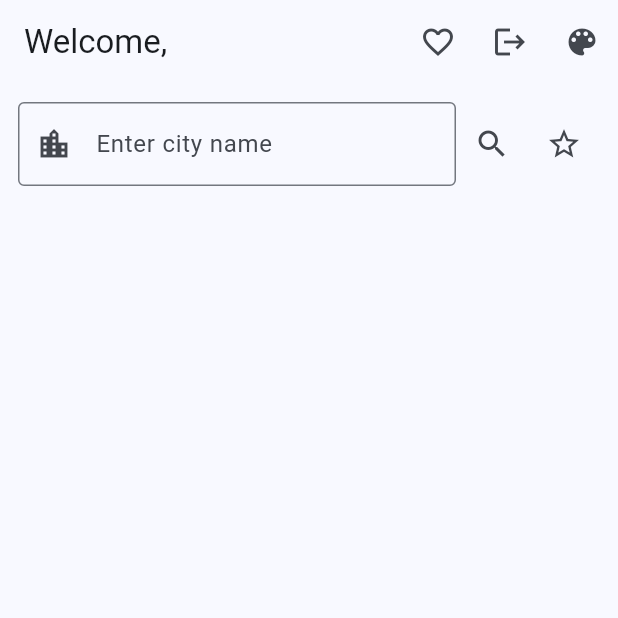
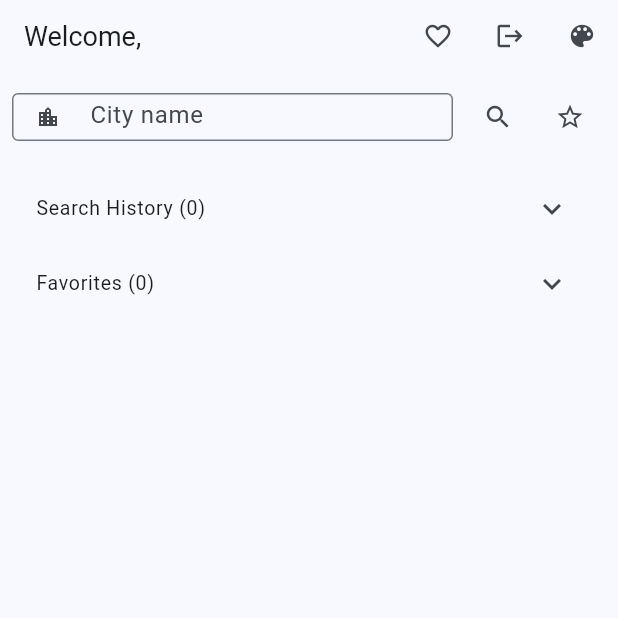
Before and after one commit to Cyril2004-crypto/flutter-weather-app, a Flutter app: the WeatherScreen screen opened directly with empty values, on a phone screen of 412 x 824 dp, the top half of it. Run offline on Flutter 3.47's test engine with Material 3 defaults, Android fonts, the phone set to English and light mode, and no system bars; our stand-ins replace shared_preferences; accounts and stored records are empty.

Commit message:
Tighten layout and fix forecast overflow in weather_screen.dart

```diff
--- a/lib/screens/weather_screen.dart
+++ b/lib/screens/weather_screen.dart
@@ -2,7 +2,7 @@ import 'package:flutter/material.dart';
 import 'package:shared_preferences/shared_preferences.dart';
 import '../services/weather_service.dart';
 import '../models/weather_model.dart';
-import '../models/forecast_model.dart'; // new import
+import '../models/daily_summary.dart'; // <--- use DailySummary
 
 class WeatherScreen extends StatefulWidget {
   final String username;
@@ -24,7 +24,7 @@ class _WeatherScreenState extends State<WeatherScreen> {
   final WeatherService _service = WeatherService();
   final TextEditingController _searchController = TextEditingController();
   WeatherModel? _weather;
-  List<DailyForecast> _forecast = [];
+  List<DailySummary> _daily = [];
   List<String> _favorites = [];
   List<String> _history = [];
 
@@ -77,80 +77,91 @@ class _WeatherScreenState extends State<WeatherScreen> {
     if (result != null) {
       setState(() {
         _weather = result;
-        _forecast = [];
+        _daily = []; // clear previous aggregated forecast
       });
       await _addToHistory(city);
 
-      // fetch forecast by coordinates if available
+      // fetch 5-day aggregated forecast (uses /data/2.5/forecast)
       try {
-        final lat = _weather!.coord.lat;
-        final lon = _weather!.coord.lon;
-        final fc = await _service.get10DayForecast(lat, lon);
-        setState(() => _forecast = fc);
+        final agg = await _service.get5DayAggregated(city);
+        setState(() => _daily = agg);
       } catch (e) {
-        // ignore missing coord
+        // ignore forecast errors
       }
     } else {
       ScaffoldMessenger.of(context).showSnackBar(const SnackBar(content: Text('Could not fetch weather')));
     }
   }
 
-  String _formatDate(int ts) {
-    final dt = DateTime.fromMillisecondsSinceEpoch(ts * 1000);
-    return '${dt.month}/${dt.day}';
+  String _formatDateFromDate(DateTime d) {
+    return '${d.month}/${d.day}';
   }
 
   @override
   Widget build(BuildContext context) {
+    final theme = Theme.of(context);
+
+    // smaller bottomPad to avoid overflow; keeps keyboard inset if present
+    // use only viewInsets bottom plus a small margin (avoid double-counting safe area)
+    final double bottomPad = MediaQuery.of(context).viewInsets.bottom + 8;
+
+    // adaptively tighten some sizes on short windows
+    final double availHeight = MediaQuery.of(context).size.height;
+    final bool compact = availHeight < 700;
+
     return Scaffold(
       appBar: AppBar(
-        title: Text('Welcome, ${widget.username}'),
+        toolbarHeight: compact ? 44 : 48, // slightly smaller on compact
+        title: Text('Welcome, ${widget.username}', style: TextStyle(fontSize: compact ? 16 : 18)),
         actions: [
           IconButton(
-            icon: const Icon(Icons.favorite_border),
-            onPressed: () {
-              showModalBottomSheet(context: context, builder: (_) => _buildFavoritesSheet());
-            },
+            icon: const Icon(Icons.favorite_border, size: 20),
+            onPressed: () => showModalBottomSheet(context: context, builder: (_) => _buildFavoritesSheet()),
           ),
           IconButton(
-            icon: const Icon(Icons.logout),
-            onPressed: () async {
-              await widget.onLogout();
-            },
+            icon: const Icon(Icons.logout, size: 20),
+            onPressed: () async => await widget.onLogout(),
           ),
           IconButton(
-            icon: const Icon(Icons.color_lens),
+            icon: const Icon(Icons.color_lens, size: 20),
             onPressed: widget.toggleTheme,
           ),
         ],
       ),
-      body: Padding(
-        padding: const EdgeInsets.all(12),
-        child: Column(
+      body: SafeArea(
+        // ListView handles available viewport better and prevents bottom overflow
+        child: ListView(
+          padding: EdgeInsets.fromLTRB(8, 6, 8, bottomPad),
           children: [
-            // Search field
+            // SEARCH ROW (more compact)
             Row(
               children: [
                 Expanded(
+                  child: SizedBox(
+                    height: compact ? 28 : 32,
                     child: TextField(
                       controller: _searchController,
                       decoration: const InputDecoration(
-                      prefixIcon: Icon(Icons.location_city),
-                      hintText: 'Enter city name',
+                        prefixIcon: Icon(Icons.location_city, size: 16),
+                        hintText: 'City name',
+                        isDense: true,
+                        contentPadding: EdgeInsets.symmetric(vertical: 6, horizontal: 8),
                         border: OutlineInputBorder(),
                       ),
                       onSubmitted: (v) => _searchWeather(v.trim()),
                     ),
                   ),
+                ),
+                const SizedBox(width: 6),
                 IconButton(
-                  icon: const Icon(Icons.search),
+                  icon: const Icon(Icons.search, size: 20),
                   onPressed: () {
                     final city = _searchController.text.trim();
                     if (city.isNotEmpty) _searchWeather(city);
                   },
                 ),
                 IconButton(
-                  icon: Icon(_favorites.contains(_searchController.text.trim()) ? Icons.star : Icons.star_border),
+                  icon: Icon(_favorites.contains(_searchController.text.trim()) ? Icons.star : Icons.star_border, size: 20),
                   onPressed: () {
                     final city = _searchController.text.trim();
                     if (city.isNotEmpty) _toggleFavorite(city);
@@ -159,148 +170,105 @@ class _WeatherScreenState extends State<WeatherScreen> {
               ],
             ),
 
-            const SizedBox(height: 18),
+            const SizedBox(height: 6),
 
-            // Current weather display and details
+            // CURRENT WEATHER (compact)
             if (_weather != null) ...[
-              Text('${_weather!.main.temp.round()}°C', style: Theme.of(context).textTheme.displaySmall),
-              Text(_weather!.weather.first.description.toUpperCase(), style: Theme.of(context).textTheme.titleMedium),
-              const SizedBox(height: 12),
-              Card(
-                elevation: 2,
-                shape: RoundedRectangleBorder(borderRadius: BorderRadius.circular(12)),
-                child: Padding(
-                  padding: const EdgeInsets.all(12),
-                  child: Row(
-                    mainAxisAlignment: MainAxisAlignment.spaceAround,
+              Text('${_weather!.main.temp.round()}°C',
+                  style: theme.textTheme.headlineMedium?.copyWith(fontSize: compact ? 20 : 24)),
+              const SizedBox(height: 2),
+              Text(_weather!.weather.first.description.toUpperCase(), style: theme.textTheme.bodySmall),
+              const SizedBox(height: 6),
+
+              // compact stats grid (3 columns) — denser
+              GridView.count(
+                crossAxisCount: 3,
+                crossAxisSpacing: 6,
+                mainAxisSpacing: 0, // tighten rows
+                shrinkWrap: true,
+                physics: const NeverScrollableScrollPhysics(),
+                childAspectRatio: compact ? 4.5 : 4.2, // increase ratio to reduce cell height
                 children: [
-                      _statItem(Icons.thermostat, 'Min/Max', '${_weather!.main.tempMin.round()}°C / ${_weather!.main.tempMax.round()}°C'),
-                      _statItem(Icons.water_drop, 'Humidity', '${_weather!.main.humidity}%'),
-                      _statItem(Icons.compress, 'Pressure', '${_weather!.main.pressure} hPa'),
+                  _smallStat(Icons.thermostat, 'Min/Max', '${_weather!.main.tempMin.round()}° / ${_weather!.main.tempMax.round()}°'),
+                  _smallStat(Icons.water_drop, 'Humidity', '${_weather!.main.humidity}%'),
+                  _smallStat(Icons.compress, 'Pressure', '${_weather!.main.pressure} hPa'),
+                  _smallStat(Icons.air, 'Wind', '${_weather!.wind.speed} m/s'),
+                  _smallStat(Icons.cloud, 'Clouds', '${_weather!.clouds.all}%'),
+                  _smallStat(Icons.location_on, 'Coords', '${_weather!.coord.lat.toStringAsFixed(2)}, ${_weather!.coord.lon.toStringAsFixed(2)}'),
                 ],
               ),
-                ),
-              ),
-              const SizedBox(height: 8),
-              Card(
-                elevation: 2,
-                shape: RoundedRectangleBorder(borderRadius: BorderRadius.circular(12)),
-                child: Padding(
-                  padding: const EdgeInsets.all(12),
-                  child: Row(
-                    mainAxisAlignment: MainAxisAlignment.spaceAround,
+              const SizedBox(height: 4),
+            ],
+
+            // FORECAST — collapsed summary (tap to expand)
+            if (_daily.isNotEmpty)
+              ExpansionTile(
+                title: Row(
+                  mainAxisAlignment: MainAxisAlignment.spaceBetween,
                   children: [
-                      _statItem(Icons.air, 'Wind', '${_weather!.wind.speed} m/s'),
-                      _statItem(Icons.cloud, 'Clouds', '${_weather!.clouds.all}%'),
-                      _statItem(Icons.location_on, 'Coords', '${_weather!.coord.lat.toStringAsFixed(2)}, ${_weather!.coord.lon.toStringAsFixed(2)}'),
+                    const Text('5-day Forecast', style: TextStyle(fontWeight: FontWeight.w600)),
+                    Text('${_daily.length} days', style: theme.textTheme.bodySmall),
                   ],
                 ),
-                ),
-              ),
-            ] else
-              const SizedBox(),
-
-            const SizedBox(height: 14),
-
-            // Forecast horizontal list
-            if (_forecast.isNotEmpty) ...[
-              Align(alignment: Alignment.centerLeft, child: const Text('10-day Forecast', style: TextStyle(fontWeight: FontWeight.w600))),
-              const SizedBox(height: 8),
-              SizedBox(
-                height: 140,
-                child: ListView.builder(
-                  scrollDirection: Axis.horizontal,
-                  itemCount: _forecast.length,
-                  itemBuilder: (context, i) {
-                    final day = _forecast[i];
-                    final iconUrl = 'https://openweathermap.org/img/wn/${day.icon}@2x.png';
-                    return Container(
-                      width: 120,
-                      margin: const EdgeInsets.only(right: 10),
-                      child: Card(
-                        shape: RoundedRectangleBorder(borderRadius: BorderRadius.circular(12)),
-                        child: Padding(
-                          padding: const EdgeInsets.all(8),
-                          child: Column(
-                            mainAxisAlignment: MainAxisAlignment.center,
-                            children: [
-                              Text(_formatDate(day.dt), style: const TextStyle(fontWeight: FontWeight.bold)),
-                              const SizedBox(height: 6),
-                              Image.network(iconUrl, width: 48, height: 48, errorBuilder: (_, __, ___) => const Icon(Icons.cloud)),
-                              const SizedBox(height: 4),
-                              Text('${day.tempDay.round()}°C'),
-                              const SizedBox(height: 4),
-                              Text(day.description, style: const TextStyle(fontSize: 11), textAlign: TextAlign.center),
-                            ],
-                          ),
-                        ),
-                      ),
-                    );
-                  },
-                ),
-              ),
-            ],
-
-            const SizedBox(height: 8),
-
-            // Search history chips
-            if (_history.isNotEmpty) Align(alignment: Alignment.centerLeft, child: const Text('Search History')),
-            Wrap(
-              spacing: 8,
-              children: _history.map((c) {
-                return GestureDetector(
-                  onTap: () {
-                    _searchController.text = c;
-                    _searchWeather(c);
-                  },
-                  onLongPress: () async {
-                    setState(() {
-                      _history.remove(c);
-                    });
-                    await _saveHistory();
-                  },
-                  child: Chip(label: Text(c)),
+                initiallyExpanded: false,
+                dense: true,
+                childrenPadding: const EdgeInsets.symmetric(horizontal: 8, vertical: 4),
+                children: _daily.map((day) {
+                  final iconUrl = day.icon.isNotEmpty ? 'https://openweathermap.org/img/wn/${day.icon}@2x.png' : null;
+                  return ListTile(
+                    leading: iconUrl != null
+                        ? Image.network(iconUrl, width: compact ? 28 : 36, height: compact ? 28 : 36, errorBuilder: (_, __, ___) => const Icon(Icons.cloud))
+                        : const Icon(Icons.cloud),
+                    title: Text(_formatDateFromDate(day.date), style: const TextStyle(fontWeight: FontWeight.w600)),
+                    subtitle: Text('${day.avgTemp.round()}° — ${day.description}'),
+                    dense: true,
+                    visualDensity: compact ? VisualDensity.compact : VisualDensity.standard,
                   );
                 }).toList(),
               ),
 
-            const SizedBox(height: 12),
+            // COLLAPSIBLE LISTS — keep dense and collapsed
+            const SizedBox(height: 6),
+            ExpansionTile(
+              title: Text('Search History (${_history.length})'),
+              initiallyExpanded: false,
+              dense: true,
+              childrenPadding: const EdgeInsets.symmetric(horizontal: 8, vertical: 6),
+              children: [
+                Wrap(spacing: 6, runSpacing: 6, children: _history.map((c) => ActionChip(label: Text(c), onPressed: () { _searchController.text = c; _searchWeather(c); })).toList()),
+              ],
+            ),
+            ExpansionTile(
+              title: Text('Favorites (${_favorites.length})'),
+              initiallyExpanded: false,
+              dense: true,
+              childrenPadding: const EdgeInsets.symmetric(horizontal: 8, vertical: 6),
+              children: [
+                Wrap(spacing: 6, runSpacing: 6, children: _favorites.map((c) => InputChip(
+                  label: Text(c, style: const TextStyle(fontSize: 12)),
+                  onPressed: () { _searchController.text = c; _searchWeather(c); },
+                  onDeleted: () async { setState(() => _favorites.remove(c)); await _saveFavorites(); },
+                )).toList()),
+              ],
+            ),
 
-            // Favorites list
-            if (_favorites.isNotEmpty) Align(alignment: Alignment.centerLeft, child: const Text('Favorites')),
-            Wrap(
-              spacing: 8,
-              children: _favorites.map((c) {
-                return InputChip(
-                  label: Text(c),
-                  selected: false,
-                  onPressed: () {
-                    _searchController.text = c;
-                    _searchWeather(c);
-                  },
-                  onDeleted: () async {
-                    setState(() {
-                      _favorites.remove(c);
-                    });
-                    await _saveFavorites();
-                  },
-                );
-              }).toList(),
-            ),
+            // minimal bottom spacing (removed large spacer)
+            const SizedBox(height: 8),
           ],
         ),
       ),
     );
   }
 
-  Widget _statItem(IconData icon, String title, String value) {
+  Widget _smallStat(IconData icon, String title, String value) {
     return Column(
+      mainAxisSize: MainAxisSize.min,
       children: [
-        Icon(icon, size: 22, color: Theme.of(context).colorScheme.primary),
-        const SizedBox(height: 6),
-        Text(title, style: const TextStyle(fontSize: 12, color: Colors.black54)),
-        const SizedBox(height: 4),
-        Text(value, style: const TextStyle(fontWeight: FontWeight.w600)),
+        Icon(icon, size: 16, color: Theme.of(context).colorScheme.primary),
+        const SizedBox(height: 1),
+        Text(title, style: const TextStyle(fontSize: 10, color: Colors.black54)),
+        const SizedBox(height: 1),
+        Text(value, style: const TextStyle(fontWeight: FontWeight.w600, fontSize: 12)),
       ],
     );
   }
```
Lines whose indentation alone changed are shown as unchanged.
